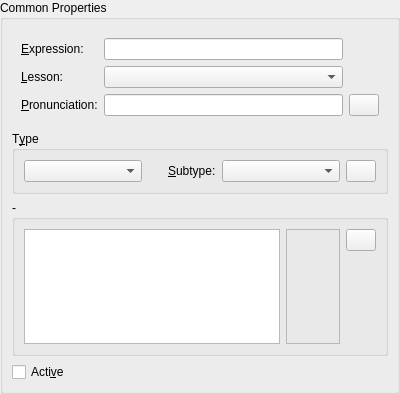
Above: kvoctrain/entry-dialogs/CommonEntryPageForm.ui from KDE/parley before the change. Below: the same form after it.
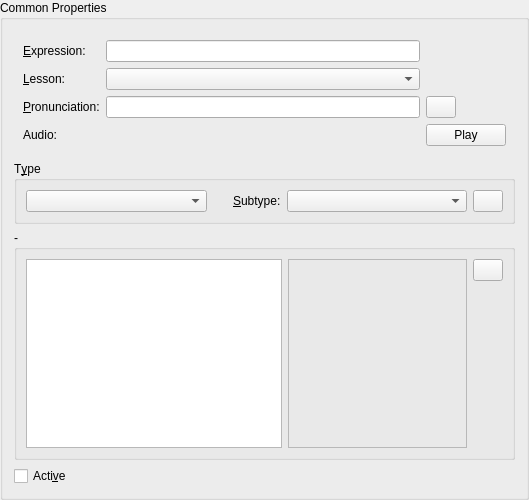
That is the form after the change. Custom widgets are drawn as their Qt base class.

Commit message: Add very basic improvised sound support in the common dialog.

```diff
--- a/kvoctrain/entry-dialogs/CommonEntryPageForm.ui
+++ b/kvoctrain/entry-dialogs/CommonEntryPageForm.ui
@@ -6,8 +6,8 @@
    <rect>
     <x>0</x>
     <y>0</y>
-    <width>400</width>
-    <height>394</height>
+    <width>529</width>
+    <height>500</height>
    </rect>
   </property>
   <property name="sizePolicy" >
@@ -58,167 +58,8 @@
      <property name="title" >
       <string>Common Properties</string>
      </property>
-     <layout class="QGridLayout" >
-      <property name="leftMargin" >
-       <number>9</number>
-      </property>
-      <property name="topMargin" >
-       <number>9</number>
-      </property>
-      <property name="rightMargin" >
-       <number>9</number>
-      </property>
-      <property name="bottomMargin" >
-       <number>9</number>
-      </property>
-      <property name="horizontalSpacing" >
-       <number>6</number>
-      </property>
-      <property name="verticalSpacing" >
-       <number>6</number>
-      </property>
-      <item row="2" column="0" >
-       <widget class="QGroupBox" name="usage_label" >
-        <property name="sizePolicy" >
-         <sizepolicy vsizetype="Preferred" hsizetype="Preferred" >
-          <horstretch>0</horstretch>
-          <verstretch>0</verstretch>
-         </sizepolicy>
-        </property>
-        <property name="title" >
-         <string>-</string>
-        </property>
-        <layout class="QGridLayout" >
-         <property name="leftMargin" >
-          <number>9</number>
-         </property>
-         <property name="topMargin" >
-          <number>9</number>
-         </property>
-         <property name="rightMargin" >
-          <number>9</number>
-         </property>
-         <property name="bottomMargin" >
-          <number>9</number>
-         </property>
-         <property name="horizontalSpacing" >
-          <number>6</number>
-         </property>
-         <property name="verticalSpacing" >
-          <number>6</number>
-         </property>
-         <item rowspan="2" row="0" column="0" >
-          <layout class="QHBoxLayout" >
-           <property name="spacing" >
-            <number>6</number>
-           </property>
-           <property name="leftMargin" >
-            <number>0</number>
-           </property>
-           <property name="topMargin" >
-            <number>0</number>
-           </property>
-           <property name="rightMargin" >
-            <number>0</number>
-           </property>
-           <property name="bottomMargin" >
-            <number>0</number>
-           </property>
-           <item>
-            <widget class="QListWidget" name="usage_box" >
-             <property name="sizePolicy" >
-              <sizepolicy vsizetype="Expanding" hsizetype="Fixed" >
-               <horstretch>0</horstretch>
-               <verstretch>0</verstretch>
-              </sizepolicy>
-             </property>
-             <property name="selectionMode" >
-              <enum>QAbstractItemView::MultiSelection</enum>
-             </property>
-            </widget>
-           </item>
-           <item>
-            <widget class="QLabel" name="usage_line" >
-             <property name="sizePolicy" >
-              <sizepolicy vsizetype="Preferred" hsizetype="Preferred" >
-               <horstretch>0</horstretch>
-               <verstretch>0</verstretch>
-              </sizepolicy>
-             </property>
-             <property name="minimumSize" >
-              <size>
-               <width>0</width>
-               <height>80</height>
-              </size>
-             </property>
-             <property name="frameShape" >
-              <enum>QFrame::StyledPanel</enum>
-             </property>
-             <property name="frameShadow" >
-              <enum>QFrame::Plain</enum>
-             </property>
-             <property name="alignment" >
-              <set>Qt::AlignLeading|Qt::AlignLeft|Qt::AlignTop</set>
-             </property>
-             <property name="wordWrap" >
-              <bool>true</bool>
-             </property>
-            </widget>
-           </item>
-          </layout>
-         </item>
-         <item row="0" column="1" >
-          <widget class="QPushButton" name="b_usageDlg" >
-           <property name="sizePolicy" >
-            <sizepolicy vsizetype="Fixed" hsizetype="Minimum" >
-             <horstretch>0</horstretch>
-             <verstretch>0</verstretch>
-            </sizepolicy>
-           </property>
-           <property name="minimumSize" >
-            <size>
-             <width>30</width>
-             <height>0</height>
-            </size>
-           </property>
-           <property name="maximumSize" >
-            <size>
-             <width>30</width>
-             <height>24</height>
-            </size>
-           </property>
-           <property name="toolTip" >
-            <string>Invokes input dialog for usage labels</string>
-           </property>
-           <property name="text" >
-            <string/>
-           </property>
-          </widget>
-         </item>
-         <item row="1" column="1" >
-          <spacer>
-           <property name="orientation" >
-            <enum>Qt::Vertical</enum>
-           </property>
-           <property name="sizeHint" >
-            <size>
-             <width>20</width>
-             <height>51</height>
-            </size>
-           </property>
-          </spacer>
-         </item>
-        </layout>
-       </widget>
-      </item>
-      <item row="3" column="0" >
-       <widget class="QCheckBox" name="c_active" >
-        <property name="text" >
-         <string>Acti&amp;ve</string>
-        </property>
-       </widget>
-      </item>
-      <item row="0" column="0" >
+     <layout class="QVBoxLayout" >
+      <item>
        <layout class="QGridLayout" >
         <property name="leftMargin" >
          <number>9</number>
@@ -305,9 +146,26 @@
           </property>
          </widget>
         </item>
+        <item row="3" column="0" >
+         <widget class="QLabel" name="sound_label" >
+          <property name="text" >
+           <string>Audio:</string>
+          </property>
+         </widget>
+        </item>
+        <item row="3" column="2" >
+         <widget class="QPushButton" name="audioPlayButton" >
+          <property name="text" >
+           <string>Play</string>
+          </property>
+         </widget>
+        </item>
+        <item row="3" column="1" >
+         <widget class="KUrlRequester" name="audioUrlRequester" />
+        </item>
        </layout>
       </item>
-      <item row="1" column="0" >
+      <item>
        <widget class="QGroupBox" name="type_label" >
         <property name="sizePolicy" >
          <sizepolicy vsizetype="Fixed" hsizetype="Minimum" >
@@ -433,6 +291,147 @@
         </layout>
        </widget>
       </item>
+      <item>
+       <widget class="QGroupBox" name="usage_label" >
+        <property name="sizePolicy" >
+         <sizepolicy vsizetype="Preferred" hsizetype="Preferred" >
+          <horstretch>0</horstretch>
+          <verstretch>0</verstretch>
+         </sizepolicy>
+        </property>
+        <property name="title" >
+         <string>-</string>
+        </property>
+        <layout class="QGridLayout" >
+         <property name="leftMargin" >
+          <number>9</number>
+         </property>
+         <property name="topMargin" >
+          <number>9</number>
+         </property>
+         <property name="rightMargin" >
+          <number>9</number>
+         </property>
+         <property name="bottomMargin" >
+          <number>9</number>
+         </property>
+         <property name="horizontalSpacing" >
+          <number>6</number>
+         </property>
+         <property name="verticalSpacing" >
+          <number>6</number>
+         </property>
+         <item rowspan="2" row="0" column="0" >
+          <layout class="QHBoxLayout" >
+           <property name="spacing" >
+            <number>6</number>
+           </property>
+           <property name="leftMargin" >
+            <number>0</number>
+           </property>
+           <property name="topMargin" >
+            <number>0</number>
+           </property>
+           <property name="rightMargin" >
+            <number>0</number>
+           </property>
+           <property name="bottomMargin" >
+            <number>0</number>
+           </property>
+           <item>
+            <widget class="QListWidget" name="usage_box" >
+             <property name="sizePolicy" >
+              <sizepolicy vsizetype="Expanding" hsizetype="Fixed" >
+               <horstretch>0</horstretch>
+               <verstretch>0</verstretch>
+              </sizepolicy>
+             </property>
+             <property name="selectionMode" >
+              <enum>QAbstractItemView::MultiSelection</enum>
+             </property>
+            </widget>
+           </item>
+           <item>
+            <widget class="QLabel" name="usage_line" >
+             <property name="sizePolicy" >
+              <sizepolicy vsizetype="Preferred" hsizetype="Preferred" >
+               <horstretch>0</horstretch>
+               <verstretch>0</verstretch>
+              </sizepolicy>
+             </property>
+             <property name="minimumSize" >
+              <size>
+               <width>0</width>
+               <height>80</height>
+              </size>
+             </property>
+             <property name="frameShape" >
+              <enum>QFrame::StyledPanel</enum>
+             </property>
+             <property name="frameShadow" >
+              <enum>QFrame::Plain</enum>
+             </property>
+             <property name="alignment" >
+              <set>Qt::AlignLeading|Qt::AlignLeft|Qt::AlignTop</set>
+             </property>
+             <property name="wordWrap" >
+              <bool>true</bool>
+             </property>
+            </widget>
+           </item>
+          </layout>
+         </item>
+         <item row="0" column="1" >
+          <widget class="QPushButton" name="b_usageDlg" >
+           <property name="sizePolicy" >
+            <sizepolicy vsizetype="Fixed" hsizetype="Minimum" >
+             <horstretch>0</horstretch>
+             <verstretch>0</verstretch>
+            </sizepolicy>
+           </property>
+           <property name="minimumSize" >
+            <size>
+             <width>30</width>
+             <height>0</height>
+            </size>
+           </property>
+           <property name="maximumSize" >
+            <size>
+             <width>30</width>
+             <height>24</height>
+            </size>
+           </property>
+           <property name="toolTip" >
+            <string>Invokes input dialog for usage labels</string>
+           </property>
+           <property name="text" >
+            <string/>
+           </property>
+          </widget>
+         </item>
+         <item row="1" column="1" >
+          <spacer>
+           <property name="orientation" >
+            <enum>Qt::Vertical</enum>
+           </property>
+           <property name="sizeHint" >
+            <size>
+             <width>20</width>
+             <height>51</height>
+            </size>
+           </property>
+          </spacer>
+         </item>
+        </layout>
+       </widget>
+      </item>
+      <item>
+       <widget class="QCheckBox" name="c_active" >
+        <property name="text" >
+         <string>Acti&amp;ve</string>
+        </property>
+       </widget>
+      </item>
      </layout>
     </widget>
    </item>
@@ -440,6 +439,13 @@
  </widget>
  <layoutdefault spacing="6" margin="11" />
  <pixmapfunction>qPixmapFromMimeSource</pixmapfunction>
+ <customwidgets>
+  <customwidget>
+   <class>KUrlRequester</class>
+   <extends>QFrame</extends>
+   <header>kurlrequester.h</header>
+  </customwidget>
+ </customwidgets>
  <tabstops>
   <tabstop>expr_line</tabstop>
   <tabstop>lesson_box</tabstop>
```
The commit also changes 3 other files.
